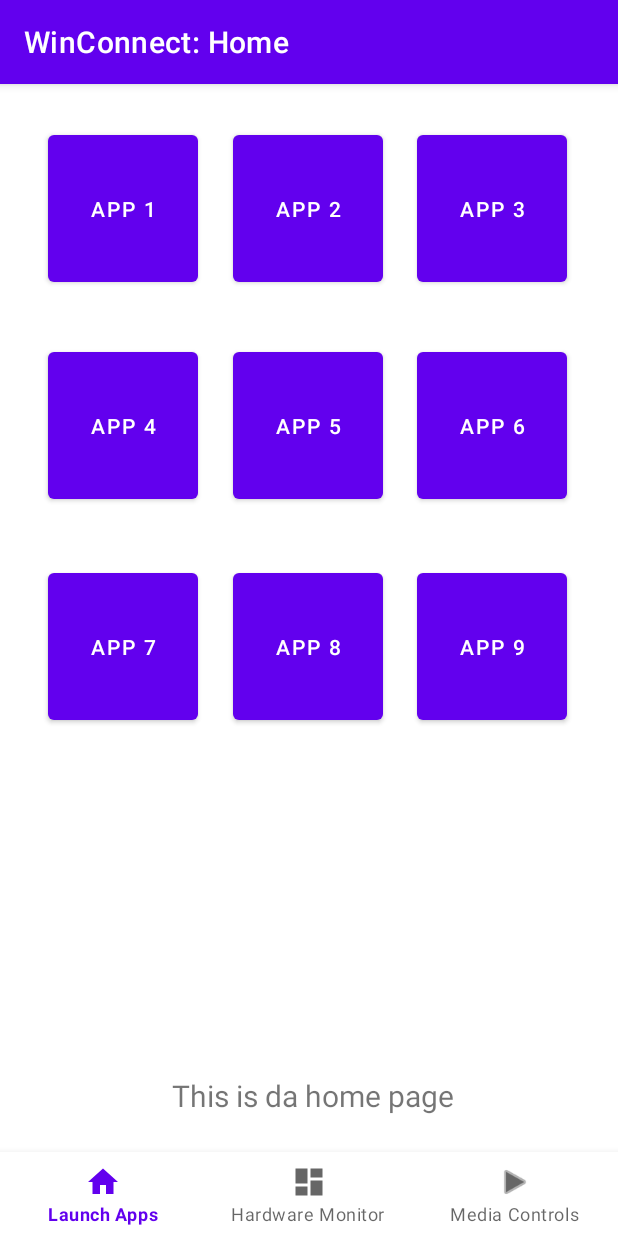
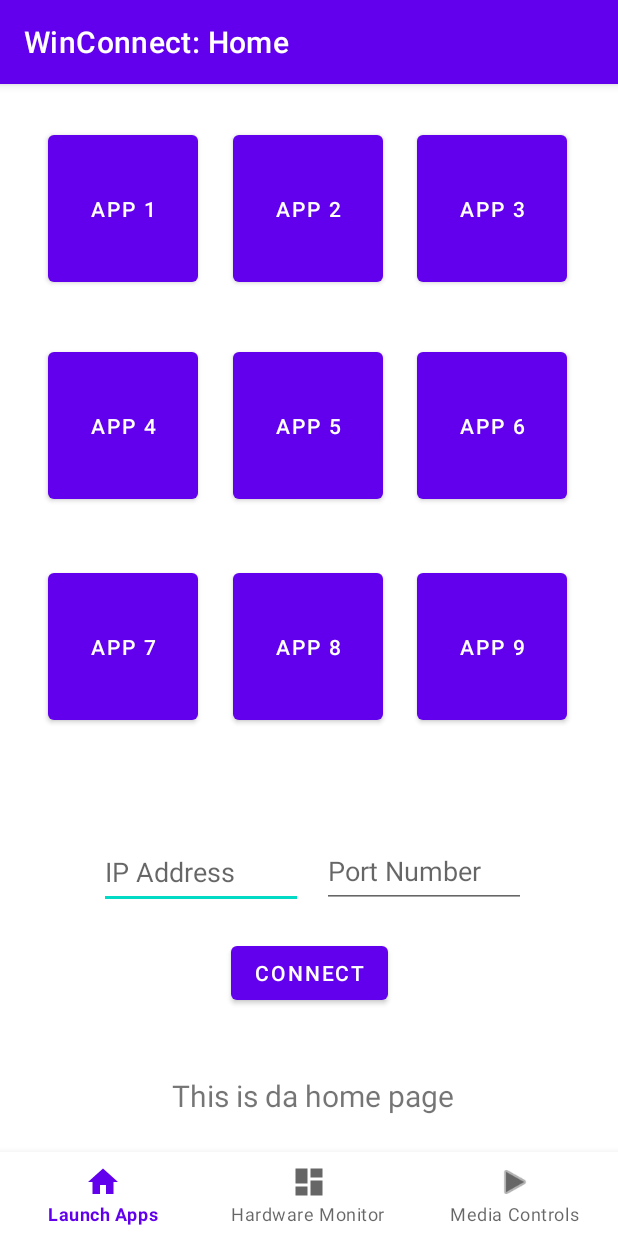
Before and after one commit to weibaozi/WinConnect, an Android app: the screen it shows after launch (MainActivity), on a phone screen of 412 x 824 dp. Run offline under Robolectric (Android 15) with nearby library versions, the phone set to English and light mode, and no system bars; our stand-ins replace navigation-ui.

Commit message:
Tried to add the tcp connection function

```diff
--- a/Android/WinConnectAndroid/app/src/main/java/com/cse115a/winconnect/ui/home/HomeFragment.kt
+++ b/Android/WinConnectAndroid/app/src/main/java/com/cse115a/winconnect/ui/home/HomeFragment.kt
@@ -38,5 +38,6 @@ class HomeFragment : Fragment() {
     override fun onDestroyView() {
         super.onDestroyView()
         _binding = null
+        print("app ended")
     }
 }
--- a/Android/WinConnectAndroid/app/src/main/java/com/cse115a/winconnect/ui/home/HomeViewModel.kt
+++ b/Android/WinConnectAndroid/app/src/main/java/com/cse115a/winconnect/ui/home/HomeViewModel.kt
@@ -10,4 +10,5 @@ class HomeViewModel : ViewModel() {
         value = "This is da home page"
     }
     val text: LiveData<String> = _text
+
 }
--- a/Android/WinConnectAndroid/app/src/main/res/layout/fragment_home.xml
+++ b/Android/WinConnectAndroid/app/src/main/res/layout/fragment_home.xml
@@ -134,4 +134,43 @@
         android:orientation="vertical"
         app:layout_constraintGuide_begin="205dp" />
 
+    <EditText
+        android:id="@+id/ipaddr"
+        android:layout_width="136dp"
+        android:layout_height="49dp"
+        android:ems="10"
+        android:hint="IP Address"
+        android:inputType="text"
+        app:layout_constraintBottom_toBottomOf="parent"
+        app:layout_constraintEnd_toEndOf="parent"
+        app:layout_constraintHorizontal_bias="0.238"
+        app:layout_constraintStart_toStartOf="parent"
+        app:layout_constraintTop_toTopOf="parent"
+        app:layout_constraintVertical_bias="0.697" />
+
+    <EditText
+        android:id="@+id/portnum"
+        android:layout_width="136dp"
+        android:layout_height="49dp"
+        android:ems="10"
+        android:hint="Port Number"
+        android:inputType="text"
+        app:layout_constraintBottom_toBottomOf="parent"
+        app:layout_constraintEnd_toEndOf="parent"
+        app:layout_constraintHorizontal_bias="0.778"
+        app:layout_constraintStart_toStartOf="parent"
+        app:layout_constraintTop_toTopOf="parent"
+        app:layout_constraintVertical_bias="0.696" />
+
+    <Button
+        android:id="@+id/connect_button"
+        android:layout_width="wrap_content"
+        android:layout_height="wrap_content"
+        android:text="CONNECT"
+        app:layout_constraintBottom_toBottomOf="parent"
+        app:layout_constraintEnd_toEndOf="parent"
+        app:layout_constraintStart_toStartOf="parent"
+        app:layout_constraintTop_toTopOf="parent"
+        app:layout_constraintVertical_bias="0.79" />
+
 </androidx.constraintlayout.widget.ConstraintLayout>
```
Also changed, not shown: Android/WinConnectAndroid/app/src/main/java/com/cse115a/winconnect/MainActivity.kt (+57 -0 lines), 65 other files.
